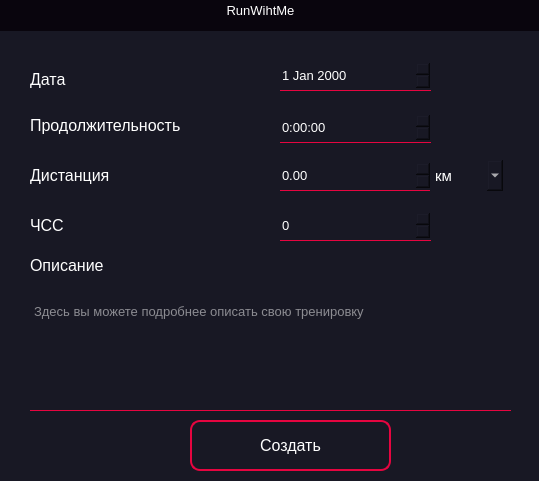
Old version of the form Program/new_design/new_training.ui in the repository Daniil-Solo/Training-tracker.
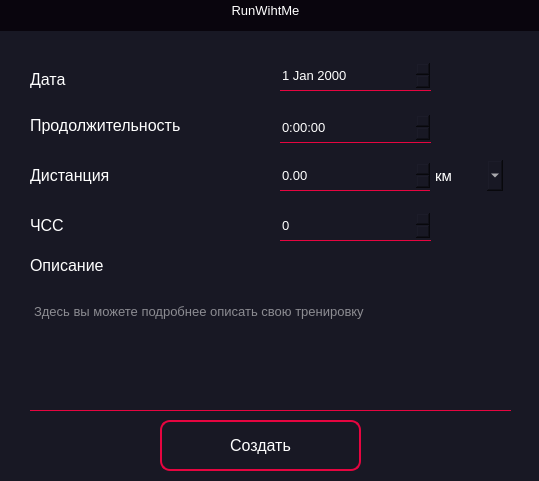
New version of the form. Icons and pictures are not drawn.

What changed in the file:
```diff
--- a/Program/new_design/new_training.ui
+++ b/Program/new_design/new_training.ui
@@ -45,7 +45,7 @@
    <widget class="QPushButton" name="create">
     <property name="geometry">
      <rect>
-      <x>190</x>
+      <x>160</x>
       <y>420</y>
       <width>201</width>
       <height>51</height>
@@ -325,7 +325,7 @@
       <rect>
        <x>0</x>
        <y>0</y>
-       <width>521</width>
+       <width>531</width>
        <height>21</height>
       </rect>
      </property>
```
Left out of the diff: 4 changed lines with no effect on the pictures.
